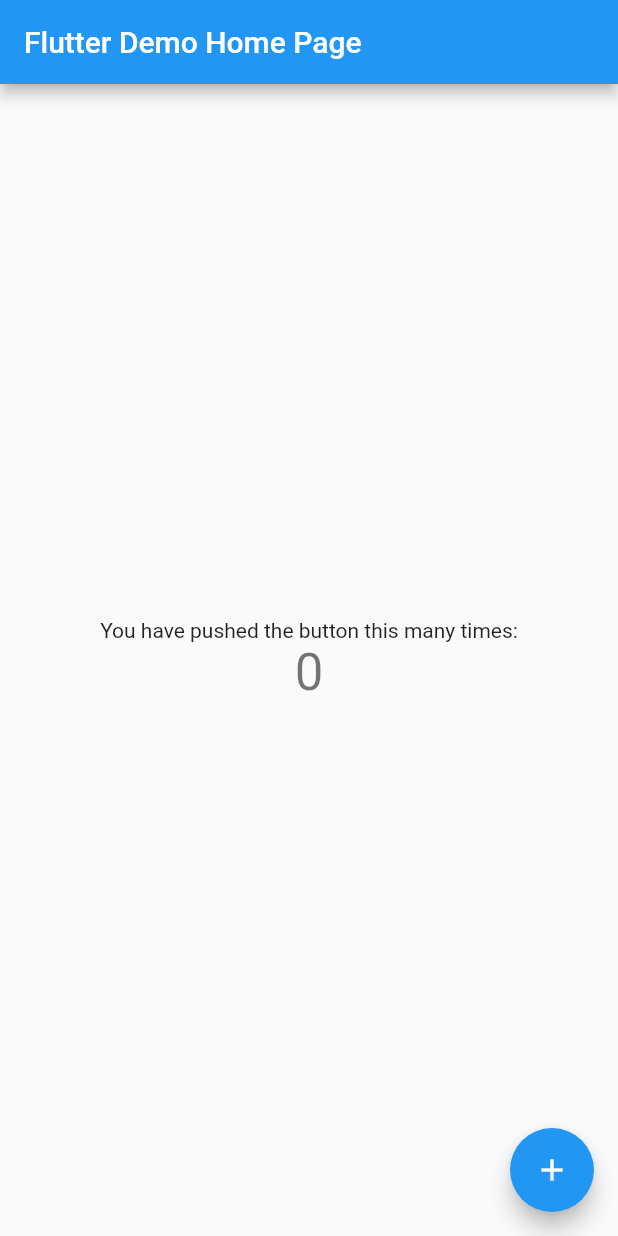
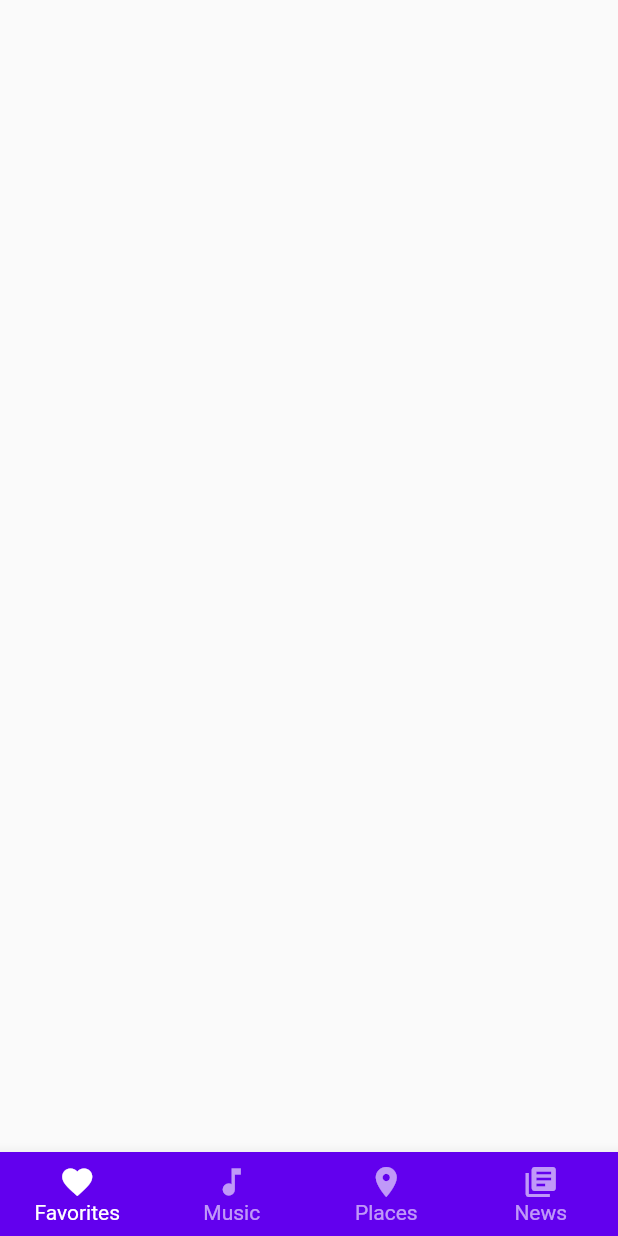
Before and after one commit to JomaMP/covid-radar, a Flutter app: the screen it shows after launch, on a phone screen of 412 x 824 dp. Run offline on Flutter 3.47's test engine with Material 2 defaults, Android fonts, the phone set to English and light mode, and no system bars.

Commit message:
Update main.dart

```diff
--- a/covidapp/lib/main.dart
+++ b/covidapp/lib/main.dart
@@ -1,113 +1,58 @@
 import 'package:flutter/material.dart';
 
-void main() {
-  runApp(MyApp());
-}
+void main() => runApp(MyApp());
 
 class MyApp extends StatelessWidget {
-  // This widget is the root of your application.
   @override
   Widget build(BuildContext context) {
     return MaterialApp(
       title: 'Flutter Demo',
-      theme: ThemeData(
-        // This is the theme of your application.
-        //
-        // Try running your application with "flutter run". You'll see the
-        // application has a blue toolbar. Then, without quitting the app, try
-        // changing the primarySwatch below to Colors.green and then invoke
-        // "hot reload" (press "r" in the console where you ran "flutter run",
-        // or simply save your changes to "hot reload" in a Flutter IDE).
-        // Notice that the counter didn't reset back to zero; the application
-        // is not restarted.
-        primarySwatch: Colors.blue,
-      ),
-      home: MyHomePage(title: 'Flutter Demo Home Page'),
+      home: MyHomePage(),
     );
   }
 }
 
 class MyHomePage extends StatefulWidget {
-  MyHomePage({Key? key, required this.title}) : super(key: key);
-
-  // This widget is the home page of your application. It is stateful, meaning
-  // that it has a State object (defined below) that contains fields that affect
-  // how it looks.
-
-  // This class is the configuration for the state. It holds the values (in this
-  // case the title) provided by the parent (in this case the App widget) and
-  // used by the build method of the State. Fields in a Widget subclass are
-  // always marked "final".
-
-  final String title;
-
   @override
   _MyHomePageState createState() => _MyHomePageState();
 }
 
 class _MyHomePageState extends State<MyHomePage> {
-  int _counter = 0;
+  int _currentIndex = 0;
 
-  void _incrementCounter() {
-    setState(() {
-      // This call to setState tells the Flutter framework that something has
-      // changed in this State, which causes it to rerun the build method below
-      // so that the display can reflect the updated values. If we changed
-      // _counter without calling setState(), then the build method would not be
-      // called again, and so nothing would appear to happen.
-      _counter++;
-    });
-  }
-
-  @override
   Widget build(BuildContext context) {
-    // This method is rerun every time setState is called, for instance as done
-    // by the _incrementCounter method above.
-    //
-    // The Flutter framework has been optimized to make rerunning build methods
-    // fast, so that you can just rebuild anything that needs updating rather
-    // than having to individually change instances of widgets.
     return Scaffold(
-      appBar: AppBar(
-        // Here we take the value from the MyHomePage object that was created by
-        // the App.build method, and use it to set our appbar title.
-        title: Text(widget.title),
+      bottomNavigationBar: BottomNavigationBar(
+        type: BottomNavigationBarType.fixed,
+        currentIndex: _currentIndex,
+        backgroundColor: Color(0xFF6200EE),
+        selectedItemColor: Colors.white,
+        unselectedItemColor: Colors.white.withOpacity(.6),
+        selectedFontSize: 14,
+        unselectedFontSize: 14,
+        onTap: (value) {
+          // Respond to item press.
+          setState(() => _currentIndex = value);
+        },
+        items: [
+          BottomNavigationBarItem(
+            label: 'Favorites',
+            icon: Icon(Icons.favorite),
+          ),
+          BottomNavigationBarItem(
+            label: 'Music',
+            icon: Icon(Icons.music_note),
+          ),
+          BottomNavigationBarItem(
+            label: 'Places',
+            icon: Icon(Icons.location_on),
+          ),
+          BottomNavigationBarItem(
+            label: 'News',
+            icon: Icon(Icons.library_books),
+          ),
+        ],
       ),
-      body: Center(
-        // Center is a layout widget. It takes a single child and positions it
-        // in the middle of the parent.
-        child: Column(
-          // Column is also a layout widget. It takes a list of children and
-          // arranges them vertically. By default, it sizes itself to fit its
-          // children horizontally, and tries to be as tall as its parent.
-          //
-          // Invoke "debug painting" (press "p" in the console, choose the
-          // "Toggle Debug Paint" action from the Flutter Inspector in Android
-          // Studio, or the "Toggle Debug Paint" command in Visual Studio Code)
-          // to see the wireframe for each widget.
-          //
-          // Column has various properties to control how it sizes itself and
-          // how it positions its children. Here we use mainAxisAlignment to
-          // center the children vertically; the main axis here is the vertical
-          // axis because Columns are vertical (the cross axis would be
-          // horizontal).
-          mainAxisAlignment: MainAxisAlignment.center,
-          children: <Widget>[
-            Text(
-              'You have pushed the button this many times:',
-            ),
-            Text(
-              '$_counter',
-              style: Theme.of(context).textTheme.headline4,
-            ),
-          ],
-        ),
-      ),
-      floatingActionButton: FloatingActionButton(
-        onPressed: _incrementCounter,
-        tooltip: 'Increment',
-        child: Icon(Icons.add),
-      ), // This trailing comma makes auto-formatting nicer for build methods.
     );
   }
 }
```
